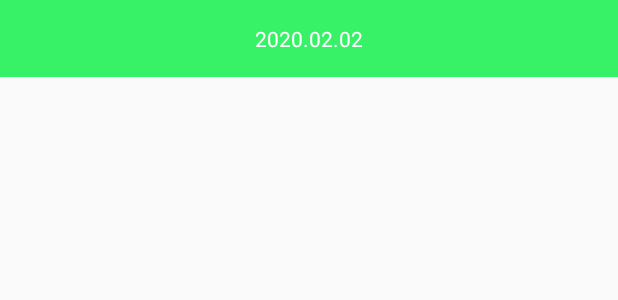
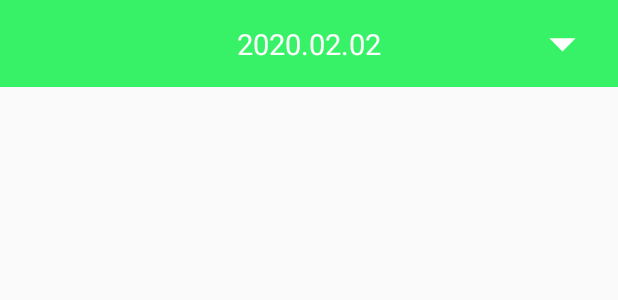
Before and after one commit to kmp1007s/loca, an Android app: the layout item_date_and_location.xml on its own in the app's theme, with its tools: preview values and no code run, on a phone screen of 412 x 824 dp. Shown: the top 300 px of the screen. Run offline under Robolectric (Android 15) with nearby library versions, the phone set to English and light mode, and no system bars.

Commit message:
Update Design
Update Design

```diff
--- a/app/src/main/java/com/example/myapp/loca/MainActivity.java
+++ b/app/src/main/java/com/example/myapp/loca/MainActivity.java
@@ -56,8 +56,6 @@ public class MainActivity extends AppCompatActivity {
         db = AppDatabase.getInstance(getApplicationContext());
 
         LinearLayoutManager layoutManager = new LinearLayoutManager(this);
-////        adapter = new DateAndLocationsAdapter();
-//        binding.recyclerViewDateAndLocations.setAdapter(adapter);
         binding.recyclerViewDateAndLocations.setLayoutManager(layoutManager);
 
         if (locationServiceEnabled()) {
@@ -235,8 +233,6 @@ public class MainActivity extends AppCompatActivity {
                     new DateAndLocationsAdapter(dateAndLocationsForView);
 
             binding.recyclerViewDateAndLocations.setAdapter(dateAndLocationsAdapter);
-
-//            adapter.updateData(dateAndLocationsForView);
         }
 
         @Override
--- a/app/src/main/java/com/example/myapp/loca/adapter/LocationsAdapter.java
+++ b/app/src/main/java/com/example/myapp/loca/adapter/LocationsAdapter.java
@@ -35,11 +35,6 @@ public class LocationsAdapter extends RecyclerView.Adapter<LocationsAdapter.Loca
         }
     }
 
-    public void updateData(List<Location> data) {
-        this.data = data;
-        notifyDataSetChanged();
-    }
-
     @NonNull
     @Override
     public LocationsViewHolder onCreateViewHolder(@NonNull ViewGroup parent, int viewType) {
--- /dev/null
+++ b/app/src/main/res/drawable/ic_arrow_drop_down.xml
@@ -0,0 +1,5 @@
+<vector android:height="24dp" android:tint="@color/white"
+    android:viewportHeight="24.0" android:viewportWidth="24.0"
+    android:width="24dp" xmlns:android="http://schemas.android.com/apk/res/android">
+    <path android:fillColor="#FF000000" android:pathData="M7,10l5,5 5,-5z"/>
+</vector>
--- a/app/src/main/res/layout/item_date_and_location.xml
+++ b/app/src/main/res/layout/item_date_and_location.xml
@@ -12,11 +12,23 @@
         android:background="#37f266"
         android:padding="16dp"
         android:text="2020.02.02"
-        android:textColor="#ffffff"
+        android:textAlignment="center"
+        android:textColor="@color/white"
+        android:textSize="19dp"
         app:layout_constraintEnd_toEndOf="parent"
+        app:layout_constraintHorizontal_bias="0.0"
         app:layout_constraintStart_toStartOf="parent"
-        app:layout_constraintTop_toTopOf="parent"
-        android:textAlignment="center"/>
+        app:layout_constraintTop_toTopOf="parent" />
+
+    <ImageView
+        android:id="@+id/icDropDownLocations"
+        android:layout_width="42dp"
+        android:layout_height="42dp"
+        android:layout_marginEnd="16dp"
+        android:src="@drawable/ic_arrow_drop_down"
+        app:layout_constraintBottom_toBottomOf="@+id/textViewDate"
+        app:layout_constraintEnd_toEndOf="@+id/textViewDate"
+        app:layout_constraintTop_toTopOf="@+id/textViewDate" />
 
     <androidx.recyclerview.widget.RecyclerView
         android:id="@+id/recyclerViewLocations"
--- a/app/src/main/res/values/colors.xml
+++ b/app/src/main/res/values/colors.xml
@@ -3,4 +3,6 @@
     <color name="colorPrimary">#6200EE</color>
     <color name="colorPrimaryDark">#3700B3</color>
     <color name="colorAccent">#03DAC5</color>
+    <color name="white">#ffffff</color>
+    <color name="black">#000000</color>
 </resources>
```
Also changed, not shown: app/src/main/java/com/example/myapp/loca/adapter/DateAndLocationsAdapter.java (+0 -8 lines), app/src/main/res/layout/item_location.xml (+6 -3 lines).
